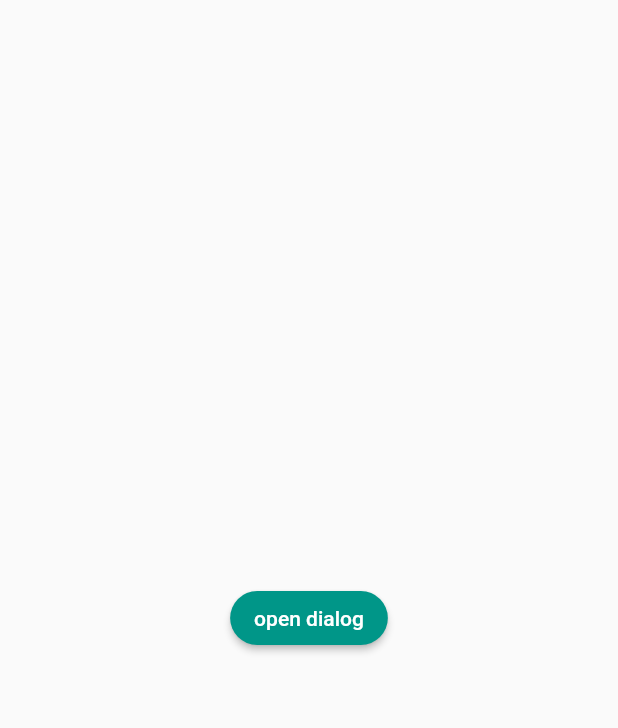
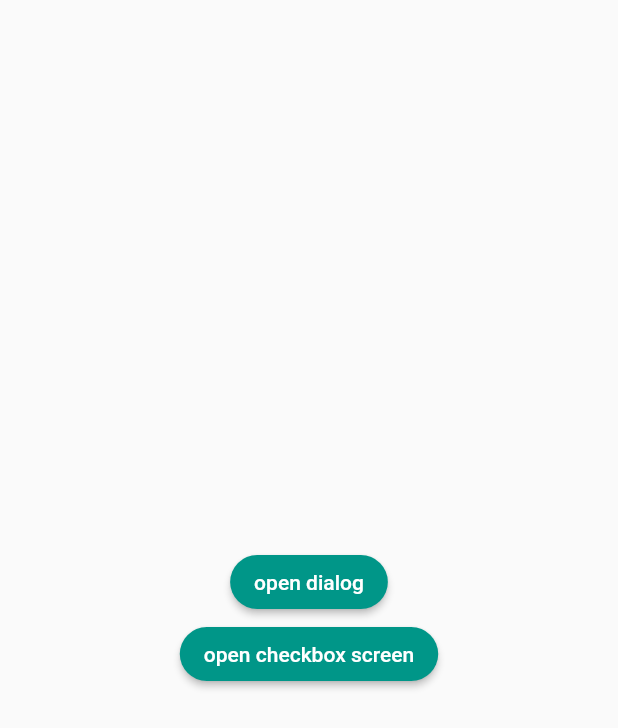
Before and after one commit to alisha-budhathoki/form_validation_with_cubit, a Flutter app: the HomeScreen screen opened by its route, on a phone screen of 412 x 824 dp. Shown: the top 728 px of the screen. Run offline on Flutter 3.47's test engine with Material 2 defaults, Android fonts, the phone set to English and light mode, and no system bars; our stand-ins replace bloc, flutter_bloc, formz.

Commit message:
- added checbox using cubit

```diff
--- /dev/null
+++ b/lib/core/cubit/cubit/checkbox_state.dart
@@ -0,0 +1,8 @@
+part of 'checkbox_cubit.dart';
+
+@immutable
+class CheckboxState {
+  final List<CheckBox> checkboxes;
+
+  CheckboxState(this.checkboxes);
+}
--- /dev/null
+++ b/lib/core/model/data.dart
@@ -0,0 +1,9 @@
+import 'package:flutter/material.dart';
+
+import 'checkbox.dart';
+
+final List<CheckBox> gCheckboxes = [
+  CheckBox("Checkbox 1"),
+  CheckBox("Checkbox 2"),
+  CheckBox("Checkbox 3"),
+];
--- a/lib/main.dart
+++ b/lib/main.dart
@@ -1,5 +1,6 @@
 import 'package:flutter/material.dart';
 import 'package:flutter_bloc/flutter_bloc.dart';
+import 'package:textfield_validation_bloc/core/cubit/cubit/checkbox_cubit.dart';
 import 'core/cubit/login_cubit.dart';
 import 'pages/router/app_router.dart';
 import 'pages/screens/login_form.dart';
@@ -10,6 +11,10 @@ void main() {
       BlocProvider(
         lazy: true,
         create: (_) => LoginCubit(),
+      ),
+      BlocProvider(
+        lazy: true,
+        create: (_) => CheckboxCubit(),
       ),
     ],
     child: MyApp(),
--- a/lib/pages/router/app_router.dart
+++ b/lib/pages/router/app_router.dart
@@ -1,4 +1,5 @@
 import 'package:flutter/material.dart';
+import 'package:textfield_validation_bloc/pages/screens/checkbox_screen.dart';
 import 'package:textfield_validation_bloc/pages/screens/home_screen.dart';
 import 'package:textfield_validation_bloc/pages/screens/login_form.dart';
 
@@ -8,15 +9,16 @@ class AppRouter {
     switch (settings.name) {
       case '/':
         return MaterialPageRoute(
-          builder: (_) => LoginForm(
-              // title: "Home Screen",
-              // color: Colors.blueAccent,
-              ),
+          builder: (_) => LoginForm(),
         );
       case '/home':
         return MaterialPageRoute(
           builder: (_) => HomeScreen(),
         );
+      case '/checkbox_screen':
+        return MaterialPageRoute(
+          builder: (_) => CheckboxScreen(),
+        );
     }
   }
 }
--- a/lib/pages/screens/home_screen.dart
+++ b/lib/pages/screens/home_screen.dart
@@ -9,9 +9,11 @@ class HomeScreen extends StatelessWidget {
   @override
   Widget build(BuildContext context) {
     return Scaffold(
-      body: Container(
-        child: Center(
-          child: ElevatedButton(
+      body: Center(
+        child: Column(
+          mainAxisAlignment: MainAxisAlignment.center,
+          children: [
+            ElevatedButton(
               onPressed: () {
                 showDialog(
                   context: context,
@@ -32,6 +34,21 @@ class HomeScreen extends StatelessWidget {
               ),
               child: Text('open dialog'),
             ),
+            ElevatedButton(
+              onPressed: () {
+                Navigator.of(context).pushNamed(
+                  '/checkbox_screen',
+                );
+              },
+              style: ElevatedButton.styleFrom(
+                shape: RoundedRectangleBorder(
+                  borderRadius: BorderRadius.circular(20.0),
+                ),
+                primary: Colors.teal,
+              ),
+              child: Text('open checkbox screen'),
+            ),
+          ],
         ),
       ),
     );
--- a/lib/pages/screens/login_form.dart
+++ b/lib/pages/screens/login_form.dart
@@ -87,6 +87,7 @@ class _AgeInput extends StatelessWidget {
       buildWhen: (previous, current) => previous.age != current.age,
       builder: (context, state) {
         return TextField(
+          keyboardType: TextInputType.number,
           onChanged: (age) => context.read<LoginCubit>().ageChanged(age),
           decoration: InputDecoration(
             labelText: 'age',
--- a/lib/widgets/filter_widget.dart
+++ b/lib/widgets/filter_widget.dart
@@ -38,6 +38,7 @@ class _FilterWidgetState extends State<FilterWidget> {
             ),
             value: _isChecked[index],
             onChanged: (val) {
+              print('ajsjasa' + val.toString());
               setState(
                 () {
                   _isChecked[index] = val;
```
Also changed, not shown: lib/core/cubit/cubit/checkbox_cubit.dart (added, +43 -0 lines), lib/core/model/checkbox.dart (added, +19 -0 lines), lib/pages/screens/checkbox_screen.dart (added, +27 -0 lines). Lines whose indentation alone changed are shown as unchanged.
